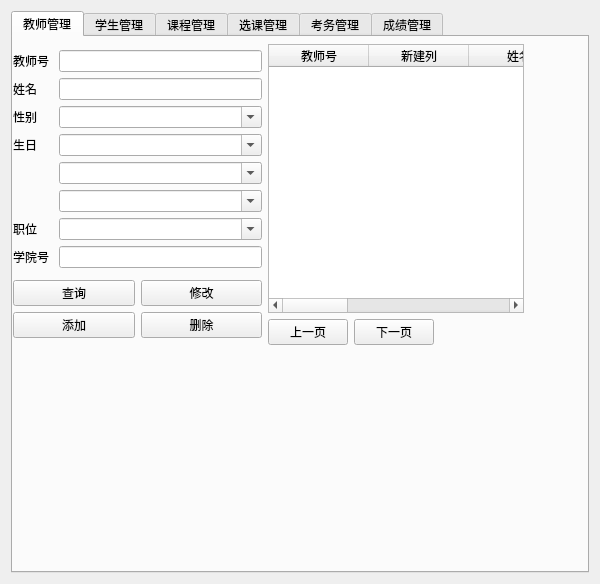
Before: the Qt Designer form admin.ui in Database-Course-Developers/Educational_Administration_System, drawn with Qt 5.
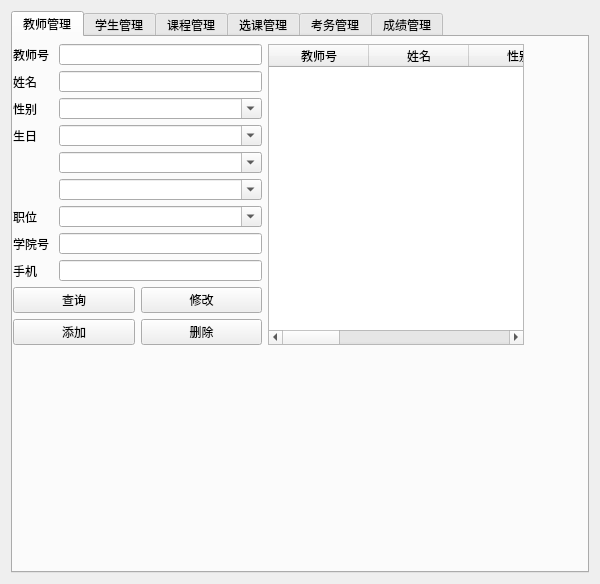
After: the same form once the commit is applied. The open tabs and pages were chosen to show the change.

The edit to the form file:
```diff
--- a/admin.ui
+++ b/admin.ui
@@ -7,7 +7,7 @@
     <x>0</x>
     <y>0</y>
     <width>600</width>
-    <height>426</height>
+    <height>547</height>
    </rect>
   </property>
   <property name="windowTitle">
@@ -37,6 +37,9 @@
          <layout class="QVBoxLayout" name="verticalLayout_7">
           <item>
            <layout class="QGridLayout" name="gridLayout_4">
+            <item row="0" column="1">
+             <widget class="QLineEdit" name="ld_tea_no"/>
+            </item>
             <item row="2" column="0">
              <widget class="QLabel" name="label_26">
               <property name="text">
@@ -51,13 +54,6 @@
               </property>
              </widget>
             </item>
-            <item row="3" column="1">
-             <widget class="QComboBox" name="comboBox_6">
-              <property name="editable">
-               <bool>true</bool>
-              </property>
-             </widget>
-            </item>
             <item row="6" column="1">
              <widget class="QComboBox" name="comboBox_9">
               <property name="editable">
@@ -72,8 +68,29 @@
               </property>
              </widget>
             </item>
-            <item row="0" column="1">
-             <widget class="QLineEdit" name="lineEdit_13"/>
+            <item row="4" column="1">
+             <widget class="QComboBox" name="cbox_tea_birth_m">
+              <property name="editable">
+               <bool>true</bool>
+              </property>
+             </widget>
+            </item>
+            <item row="2" column="1">
+             <widget class="QComboBox" name="cbox_tea_sex">
+              <property name="editable">
+               <bool>true</bool>
+              </property>
+             </widget>
+            </item>
+            <item row="7" column="1">
+             <widget class="QLineEdit" name="ld_tea_clg"/>
+            </item>
+            <item row="3" column="1">
+             <widget class="QComboBox" name="cbox_tea_birth_y">
+              <property name="editable">
+               <bool>true</bool>
+              </property>
+             </widget>
             </item>
             <item row="1" column="1">
              <widget class="QLineEdit" name="lineEdit_15"/>
@@ -85,20 +102,6 @@
               </property>
              </widget>
             </item>
-            <item row="4" column="1">
-             <widget class="QComboBox" name="comboBox_7">
-              <property name="editable">
-               <bool>true</bool>
-              </property>
-             </widget>
-            </item>
-            <item row="2" column="1">
-             <widget class="QComboBox" name="comboBox_5">
-              <property name="editable">
-               <bool>true</bool>
-              </property>
-             </widget>
-            </item>
             <item row="1" column="0">
              <widget class="QLabel" name="label_25">
               <property name="text">
@@ -113,9 +116,6 @@
               </property>
              </widget>
             </item>
-            <item row="7" column="1">
-             <widget class="QLineEdit" name="lineEdit_16"/>
-            </item>
             <item row="7" column="0">
              <widget class="QLabel" name="label_29">
               <property name="text">
@@ -123,6 +123,16 @@
               </property>
              </widget>
             </item>
+            <item row="8" column="0">
+             <widget class="QLabel" name="label_37">
+              <property name="text">
+               <string>手机</string>
+              </property>
+             </widget>
+            </item>
+            <item row="8" column="1">
+             <widget class="QLineEdit" name="ld_tea_tel"/>
+            </item>
            </layout>
           </item>
           <item>
@@ -168,11 +178,6 @@
               <string>教师号</string>
              </property>
             </column>
-            <column>
-             <property name="text">
-              <string>新建列</string>
-             </property>
-            </column>
             <column>
              <property name="text">
               <string>姓名</string>
@@ -188,11 +193,21 @@
               <string>生日</string>
              </property>
             </column>
+            <column>
+             <property name="text">
+              <string>职位</string>
+             </property>
+            </column>
             <column>
              <property name="text">
               <string>学院号</string>
              </property>
             </column>
+            <column>
+             <property name="text">
+              <string>手机</string>
+             </property>
+            </column>
             <column>
              <property name="text">
               <string/>
@@ -201,35 +216,7 @@
            </widget>
           </item>
           <item>
-           <layout class="QHBoxLayout" name="horizontalLayout_6">
-            <item>
-             <widget class="QPushButton" name="pushButton_20">
-              <property name="text">
-               <string>上一页</string>
-              </property>
-             </widget>
-            </item>
-            <item>
-             <widget class="QPushButton" name="pushButton_21">
-              <property name="text">
-               <string>下一页</string>
-              </property>
-             </widget>
-            </item>
-            <item>
-             <spacer name="horizontalSpacer">
-              <property name="orientation">
-               <enum>Qt::Horizontal</enum>
-              </property>
-              <property name="sizeHint" stdset="0">
-               <size>
-                <width>40</width>
-                <height>20</height>
-               </size>
-              </property>
-             </spacer>
-            </item>
-           </layout>
+           <layout class="QHBoxLayout" name="horizontalLayout_6"/>
           </item>
          </layout>
         </item>
```
Left out of the diff: 86 changed lines with no effect on the pictures.
